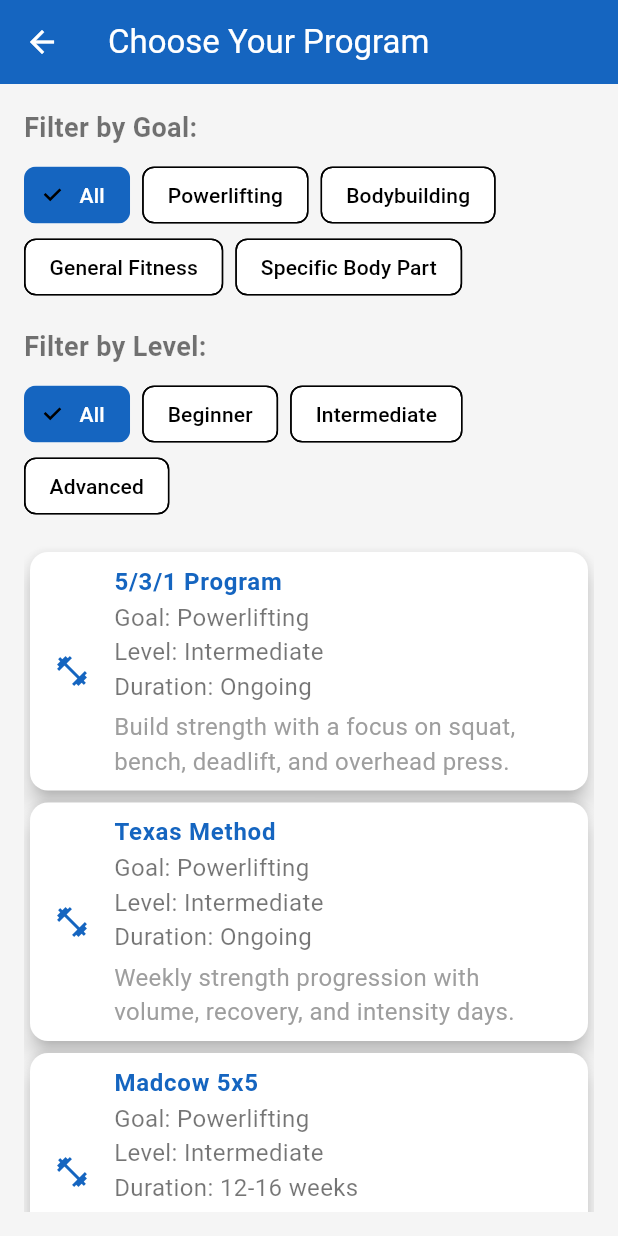
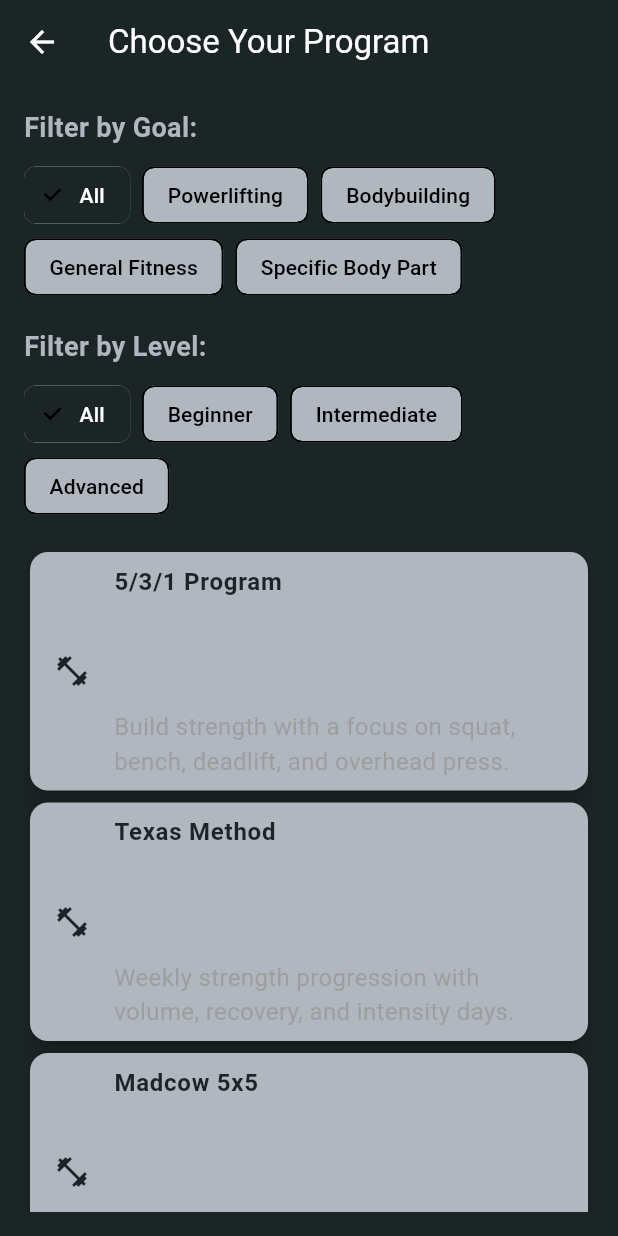
Before and after one commit to weaponx124/personal_trainer_app_clean2, a Flutter app: the screen it shows after launch, after a tap on "Choose a Program", on a phone screen of 412 x 824 dp. Run offline on Flutter 3.47's test engine with Material 3 defaults, Android fonts, the light colour scheme and no system bars; our stand-ins replace get_it, google_fonts, shared_preferences.

Commit message:
brand, logo, theme change

```diff
--- a/lib/main.dart
+++ b/lib/main.dart
@@ -1,4 +1,6 @@
 import 'package:flutter/material.dart';
+import 'package:flutter/services.dart';
+import 'package:google_fonts/google_fonts.dart';
 import 'package:personal_trainer_app_clean/database_helper.dart';
 import 'package:personal_trainer_app_clean/screens/splash_screen.dart';
 import 'package:personal_trainer_app_clean/screens/home_screen.dart' as home;
@@ -19,7 +21,11 @@ void main() async {
   WidgetsFlutterBinding.ensureInitialized();
   await DatabaseHelper.initialize();
   unitNotifier.value = await DatabaseHelper.getWeightUnit();
-  themeNotifier.value = await DatabaseHelper.getThemeMode(); // New method
+  themeNotifier.value = await DatabaseHelper.getThemeMode();
+  SystemChrome.setSystemUIOverlayStyle(const SystemUiOverlayStyle(
+    statusBarColor: Colors.transparent,
+    statusBarIconBrightness: Brightness.light,
+  ));
   runApp(const MyApp());
 }
 
@@ -32,48 +38,96 @@ class MyApp extends StatelessWidget {
       valueListenable: themeNotifier,
       builder: (context, themeMode, child) {
         return MaterialApp(
-          title: 'Personal Trainer',
+          title: 'Seek & Lift',
           theme: ThemeData(
-            primaryColor: Colors.blue[800],
-            scaffoldBackgroundColor: Colors.grey[100],
+            primaryColor: const Color(0xFF1C2526), // Matte Black
+            scaffoldBackgroundColor: const Color(0xFF1C2526), // Matte Black
             colorScheme: ColorScheme.light(
-              primary: Colors.blue[800]!,
-              secondary: Colors.green[600]!,
-              surface: Colors.white,
+              primary: const Color(0xFF1C2526), // Matte Black
+              secondary: const Color(0xFFB22222), // New Red
+              surface: const Color(0xFFB0B7BF), // Silver
             ),
-            textTheme: const TextTheme(
-              headlineLarge: TextStyle(fontSize: 28, fontWeight: FontWeight.bold, color: Colors.black87),
-              bodyMedium: TextStyle(fontSize: 16, color: Colors.black54),
+            textTheme: GoogleFonts.robotoTextTheme(
+              ThemeData.light().textTheme.copyWith(
+                headlineLarge: GoogleFonts.oswald(
+                  fontSize: 28,
+                  fontWeight: FontWeight.bold,
+                  color: const Color(0xFFB22222), // New Red
+                ),
+                bodyMedium: GoogleFonts.roboto(
+                  fontSize: 16,
+                  color: const Color(0xFFB0B7BF), // Silver
+                ),
+              ),
             ),
             elevatedButtonTheme: ElevatedButtonThemeData(
               style: ElevatedButton.styleFrom(
-                padding: const EdgeInsets.symmetric(vertical: 16),
-                textStyle: const TextStyle(fontSize: 16),
+                padding: const EdgeInsets.symmetric(vertical: 16, horizontal: 24),
+                textStyle: GoogleFonts.oswald(
+                  fontSize: 18,
+                  fontWeight: FontWeight.w600,
+                ),
+                shape: RoundedRectangleBorder(borderRadius: BorderRadius.circular(12)),
+                backgroundColor: const Color(0xFFB22222), // New Red
+                foregroundColor: Colors.white,
               ),
+            ),
+            cardTheme: CardTheme(
+              elevation: 8,
+              shape: RoundedRectangleBorder(borderRadius: BorderRadius.circular(16)),
+              color: const Color(0xFFB0B7BF), // Silver
+            ),
+            progressIndicatorTheme: ProgressIndicatorThemeData(
+              color: const Color(0xFFB22222), // New Red
+              linearMinHeight: 8,
             ),
             useMaterial3: true,
           ),
           darkTheme: ThemeData(
-            primaryColor: Colors.blue[900],
-            scaffoldBackgroundColor: Colors.grey[900],
+            primaryColor: const Color(0xFF1C2526), // Matte Black
+            scaffoldBackgroundColor: const Color(0xFF1C2526), // Matte Black
             colorScheme: ColorScheme.dark(
-              primary: Colors.blue[900]!,
-              secondary: Colors.green[700]!,
-              surface: Colors.grey[800]!,
+              primary: const Color(0xFF1C2526), // Matte Black
+              secondary: const Color(0xFFB22222), // New Red
+              surface: const Color(0xFFB0B7BF), // Silver
             ),
-            textTheme: const TextTheme(
-              headlineLarge: TextStyle(fontSize: 28, fontWeight: FontWeight.bold, color: Colors.white),
-              bodyMedium: TextStyle(fontSize: 16, color: Colors.white70),
+            textTheme: GoogleFonts.robotoTextTheme(
+              ThemeData.dark().textTheme.copyWith(
+                headlineLarge: GoogleFonts.oswald(
+                  fontSize: 28,
+                  fontWeight: FontWeight.bold,
+                  color: const Color(0xFFB22222), // New Red
+                ),
+                bodyMedium: GoogleFonts.roboto(
+                  fontSize: 16,
+                  color: const Color(0xFFB0B7BF), // Silver
+                ),
+              ),
             ),
             elevatedButtonTheme: ElevatedButtonThemeData(
               style: ElevatedButton.styleFrom(
-                padding: const EdgeInsets.symmetric(vertical: 16),
-                textStyle: const TextStyle(fontSize: 16),
+                padding: const EdgeInsets.symmetric(vertical: 16, horizontal: 24),
+                textStyle: GoogleFonts.oswald(
+                  fontSize: 18,
+                  fontWeight: FontWeight.w600,
+                ),
+                shape: RoundedRectangleBorder(borderRadius: BorderRadius.circular(12)),
+                backgroundColor: const Color(0xFFB22222), // New Red
+                foregroundColor: Colors.white,
               ),
+            ),
+            cardTheme: CardTheme(
+              elevation: 8,
+              shape: RoundedRectangleBorder(borderRadius: BorderRadius.circular(16)),
+              color: const Color(0xFFB0B7BF), // Silver
+            ),
+            progressIndicatorTheme: ProgressIndicatorThemeData(
+              color: const Color(0xFFB22222), // New Red
+              linearMinHeight: 8,
             ),
             useMaterial3: true,
           ),
-          themeMode: themeMode, // Use dynamic theme mode
+          themeMode: themeMode,
           home: const SplashScreen(),
           routes: {
             '/main': (context) => const MainScreen(),
@@ -122,10 +176,10 @@ class _MainScreenState extends State<MainScreen> {
               BottomNavigationBarItem(icon: Icon(Icons.restaurant), label: 'Diet'),
             ],
             currentIndex: _selectedIndex,
-            selectedItemColor: Theme.of(context).colorScheme.primary,
-            unselectedItemColor: Colors.grey[600],
-            backgroundColor: Theme.of(context).colorScheme.surface,
-            elevation: 8,
+            selectedItemColor: Theme.of(context).colorScheme.secondary, // New Red
+            unselectedItemColor: const Color(0xFFB0B7BF), // Silver
+            backgroundColor: const Color(0xFF1C2526), // Matte Black
+            elevation: 12,
             onTap: _onItemTapped,
           ),
         );
--- a/lib/screens/home_screen.dart
+++ b/lib/screens/home_screen.dart
@@ -1,6 +1,7 @@
 import 'package:flutter/material.dart';
 import 'package:personal_trainer_app_clean/database_helper.dart';
 import 'package:personal_trainer_app_clean/main.dart';
+import 'package:google_fonts/google_fonts.dart';
 
 class HomeScreen extends StatefulWidget {
   final String unit;
@@ -22,99 +23,140 @@ class _HomeScreenState extends State<HomeScreen> {
     return ValueListenableBuilder<String>(
       valueListenable: unitNotifier,
       builder: (context, unit, child) {
-        return SingleChildScrollView(
+        return Container(
+          decoration: BoxDecoration(
+            gradient: LinearGradient(
+              begin: Alignment.topCenter,
+              end: Alignment.bottomCenter,
+              colors: [const Color(0xFF87CEEB).withOpacity(0.2), const Color(0xFF1C2526)], // Soft Sky Blue fade to Matte Black
+            ),
+          ),
+          child: SingleChildScrollView(
             child: Padding(
               padding: const EdgeInsets.all(16.0),
               child: Column(
                 crossAxisAlignment: CrossAxisAlignment.stretch,
                 children: [
-                Text(
-                  'Ready to Crush It?',
-                  style: Theme.of(context).textTheme.headlineLarge,
-                  textAlign: TextAlign.center,
-                ),
-                const SizedBox(height: 24),
-                FutureBuilder<Map<String, dynamic>?>(
-                  future: _getLastWorkout(),
-                  builder: (context, snapshot) {
-                    if (snapshot.connectionState == ConnectionState.waiting) {
-                      return CircularProgressIndicator(color: Theme.of(context).colorScheme.primary);
-                    }
-                    final lastWorkout = snapshot.data;
-                    return Card(
-                      elevation: 4,
-                      shape: RoundedRectangleBorder(borderRadius: BorderRadius.circular(12)),
-                      color: Theme.of(context).colorScheme.surface,
-                      child: Padding(
-                        padding: const EdgeInsets.all(16.0),
+                  // Logo and Tagline
+                  Padding(
+                    padding: const EdgeInsets.only(top: 40.0, bottom: 40.0),
                     child: Column(
                       children: [
+                        Image.asset(
+                          'assets/logo_512_transparent.png',
+                          height: 180,
+                          fit: BoxFit.contain,
+                        ),
+                        const SizedBox(height: 12),
                         Text(
-                              lastWorkout != null
-                                  ? 'Last Workout: ${lastWorkout['exercise']} ${lastWorkout['weight']} $unit'
-                                  : 'No Workouts Yet',
-                              style: Theme.of(context).textTheme.bodyMedium,
+                          'Seek First, Lift Strong',
+                          style: GoogleFonts.oswald(
+                            fontSize: 32,
+                            fontWeight: FontWeight.bold,
+                            color: const Color(0xFFB22222), // New Red
                           ),
-                            const SizedBox(height: 8),
-                            LinearProgressIndicator(
-                              value: lastWorkout != null ? 0.6 : 0.0,
-                              backgroundColor: Colors.grey[300],
-                              color: Theme.of(context).colorScheme.secondary,
+                          textAlign: TextAlign.center,
                         ),
                       ],
                     ),
                   ),
+                  // Last Workout Card
+                  Card(
+                    elevation: 8,
+                    shape: RoundedRectangleBorder(borderRadius: BorderRadius.circular(16)),
+                    color: const Color(0xFFB0B7BF), // Silver
+                    child: Padding(
+                      padding: const EdgeInsets.all(20.0),
+                      child: FutureBuilder<Map<String, dynamic>?>(
+                        future: _getLastWorkout(),
+                        builder: (context, snapshot) {
+                          if (snapshot.connectionState == ConnectionState.waiting) {
+                            return CircularProgressIndicator(color: const Color(0xFFB22222)); // New Red
+                          }
+                          final lastWorkout = snapshot.data;
+                          return Column(
+                            children: [
+                              Text(
+                                lastWorkout != null
+                                    ? 'Last Lift: ${lastWorkout['exercise']} ${lastWorkout['weight']} $unit'
+                                    : 'No Lifts Yet',
+                                style: GoogleFonts.roboto(
+                                  fontSize: 18,
+                                  color: const Color(0xFF1C2526), // Matte Black
+                                ),
+                              ),
+                              const SizedBox(height: 12),
+                              LinearProgressIndicator(
+                                value: lastWorkout != null ? 0.6 : 0.0,
+                                backgroundColor: Colors.grey[400],
+                                color: const Color(0xFFB22222), // New Red
+                                borderRadius: BorderRadius.circular(8),
+                              ),
+                            ],
                           );
                         },
                       ),
-                const SizedBox(height: 16),
+                    ),
+                  ),
+                  const SizedBox(height: 20),
+                  // Streak Card
                   Card(
-                  elevation: 4,
-                  shape: RoundedRectangleBorder(borderRadius: BorderRadius.circular(12)),
-                  color: Theme.of(context).colorScheme.surface,
+                    elevation: 8,
+                    shape: RoundedRectangleBorder(borderRadius: BorderRadius.circular(16)),
+                    color: const Color(0xFFB0B7BF), // Silver
                     child: Padding(
-                    padding: const EdgeInsets.all(16.0),
+                      padding: const EdgeInsets.all(20.0),
                       child: Text(
                         'Streak: 3 Days',
-                      style: Theme.of(context).textTheme.bodyMedium,
+                        style: GoogleFonts.roboto(
+                          fontSize: 18,
+                          color: const Color(0xFF1C2526), // Matte Black
                         ),
                       ),
                     ),
-                const SizedBox(height: 16),
-                ElevatedButton(
+                  ),
+                  const SizedBox(height: 20),
+                  // Buttons
+                  ElevatedButton.icon(
+                    icon: const Icon(Icons.fitness_center, size: 24),
+                    label: const Text('Start Today’s Lift', style: TextStyle(fontSize: 18)),
+                    onPressed: () => Navigator.pushNamed(context, '/workout'),
                     style: ElevatedButton.styleFrom(
-                    backgroundColor: Theme.of(context).colorScheme.primary,
+                      backgroundColor: const Color(0xFFB22222), // New Red
                       foregroundColor: Colors.white,
+                      padding: const EdgeInsets.symmetric(vertical: 16),
+                      shape: RoundedRectangleBorder(borderRadius: BorderRadius.circular(12)),
                     ),
-                  onPressed: () {
-                    Navigator.pushNamed(context, '/workout');
-                  },
-                  child: const Text('Start Today’s Workout'),
                   ),
                   const SizedBox(height: 16),
-                ElevatedButton(
+                  ElevatedButton.icon(
+                    icon: const Icon(Icons.list_alt, size: 24),
+                    label: const Text('Choose a Program', style: TextStyle(fontSize: 18)),
+                    onPressed: () => Navigator.pushNamed(context, '/program_selection'),
                     style: ElevatedButton.styleFrom(
-                    backgroundColor: Theme.of(context).colorScheme.secondary,
+                      backgroundColor: const Color(0xFFB22222), // New Red
                       foregroundColor: Colors.white,
+                      padding: const EdgeInsets.symmetric(vertical: 16),
+                      shape: RoundedRectangleBorder(borderRadius: BorderRadius.circular(12)),
                     ),
-                  onPressed: () {
-                    Navigator.pushNamed(context, '/program_selection');
-                  },
-                  child: const Text('Choose a Program'),
                   ),
                   const SizedBox(height: 16),
-                ElevatedButton(
-                  style: ElevatedButton.styleFrom(
-                    backgroundColor: Theme.of(context).colorScheme.primary,
-                    foregroundColor: Colors.white,
-                  ),
+                  ElevatedButton.icon(
+                    icon: const Icon(Icons.settings, size: 24),
+                    label: const Text('Settings', style: TextStyle(fontSize: 18)),
                     onPressed: () async {
                       await Navigator.pushNamed(context, '/settings');
                       if (mounted) setState(() {});
                     },
-                  child: const Text('Settings'),
+                    style: ElevatedButton.styleFrom(
+                      backgroundColor: const Color(0xFFB22222), // New Red
+                      foregroundColor: Colors.white,
+                      padding: const EdgeInsets.symmetric(vertical: 16),
+                      shape: RoundedRectangleBorder(borderRadius: BorderRadius.circular(12)),
+                    ),
                   ),
                 ],
+              ),
             ),
           ),
         );
--- a/pubspec.yaml
+++ b/pubspec.yaml
@@ -16,6 +16,7 @@ dependencies:
   uuid: ^3.0.7
   cupertino_icons: ^1.0.2
   provider: ^6.1.2
+  google_fonts: ^6.1.0
 
 dev_dependencies:
   flutter_test:
@@ -24,3 +25,5 @@ dev_dependencies:
 
 flutter:
   uses-material-design: true
+  assets:
+    - assets/logo_512_transparent.png
```
Also changed, not shown: assets/logo_512_transparent.png (added), 52 other files. Lines whose indentation alone changed are shown as unchanged.
